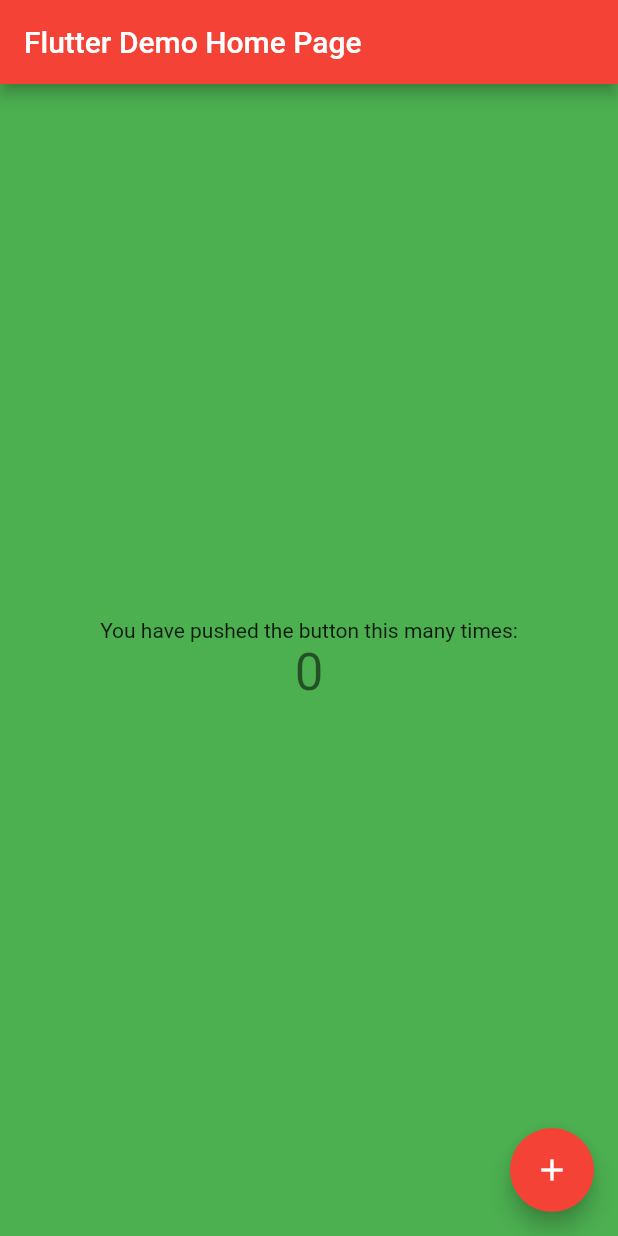
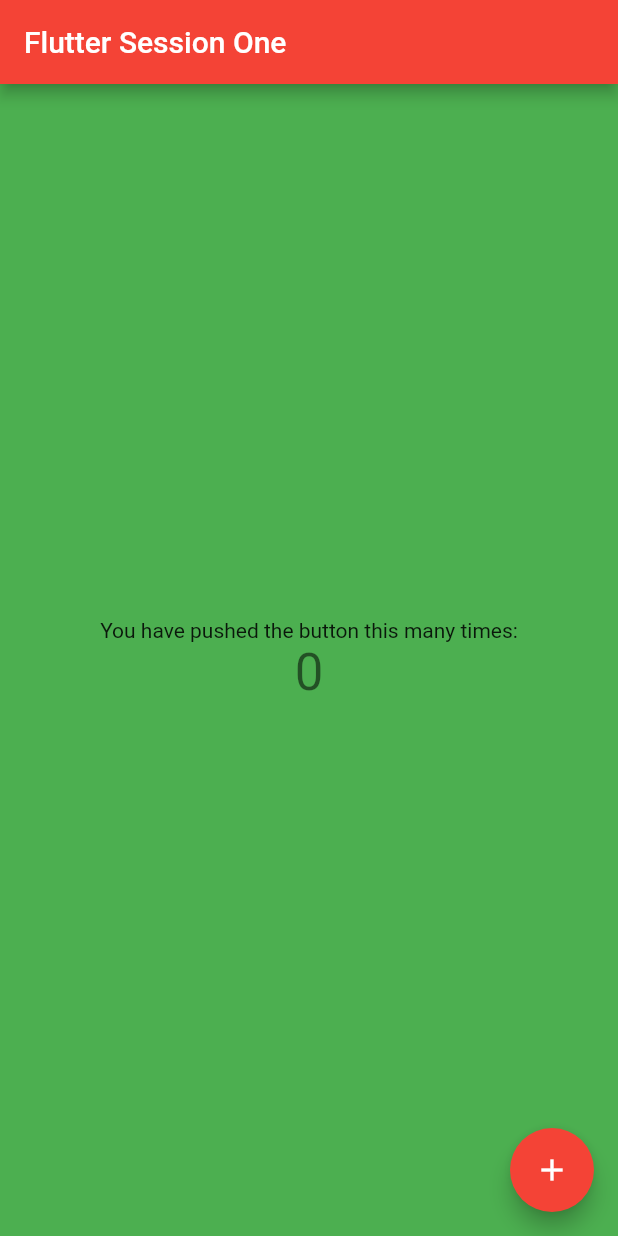
Before and after one commit to sbiswas2209/flutter_example, a Flutter app: the screen it shows after launch, on a phone screen of 412 x 824 dp. Run offline on Flutter 3.47's test engine with Material 2 defaults, Android fonts, the phone set to English and light mode, and no system bars.

Commit message:
:sparkles: Change Name

```diff
--- a/lib/main.dart
+++ b/lib/main.dart
@@ -25,7 +25,7 @@ class MyApp extends StatelessWidget {
         // is not restarted.
         primarySwatch: Colors.red,
       ),
-      home: const MyHomePage(title: 'Flutter Demo Home Page'),
+      home: const MyHomePage(title: 'Flutter Session One'),
     );
   }
 }
```
